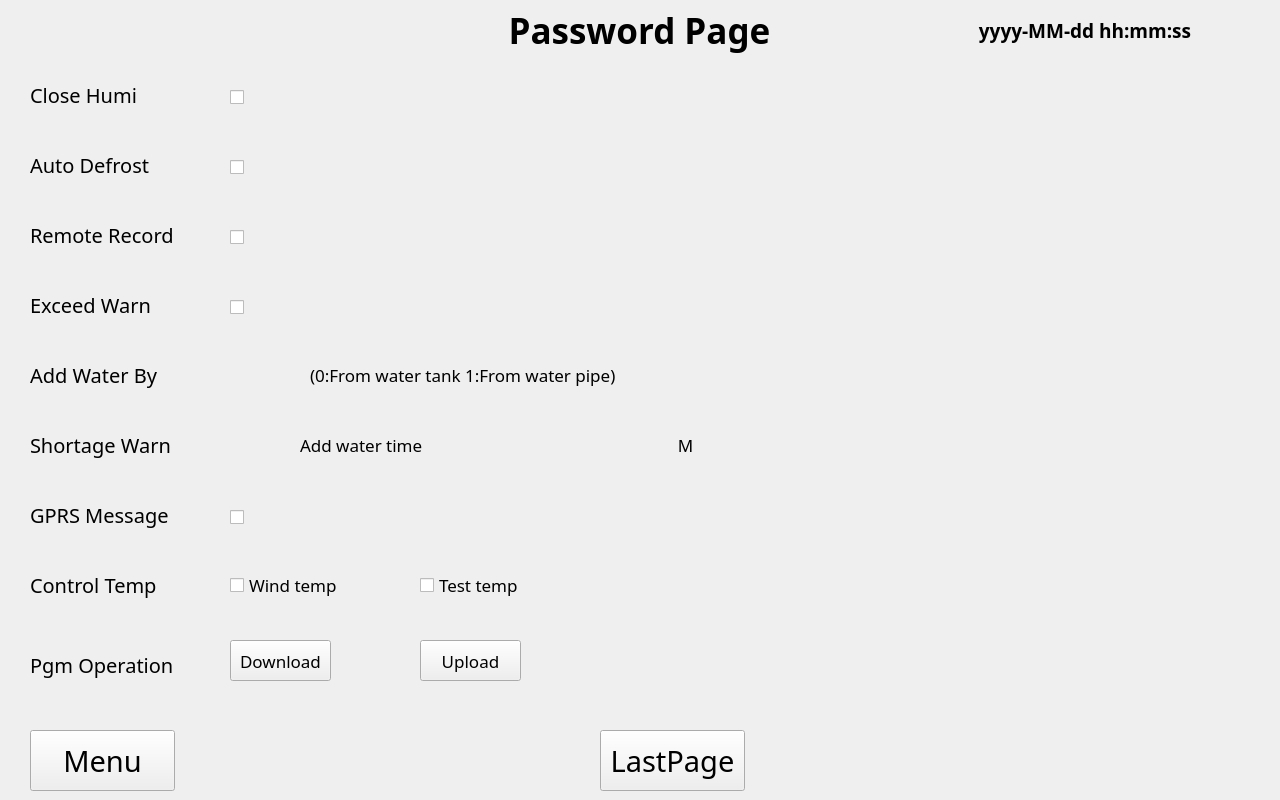
Above: userpasswordpage03.ui from qingdouke/TemakViews before the change. Below: the same form after it.
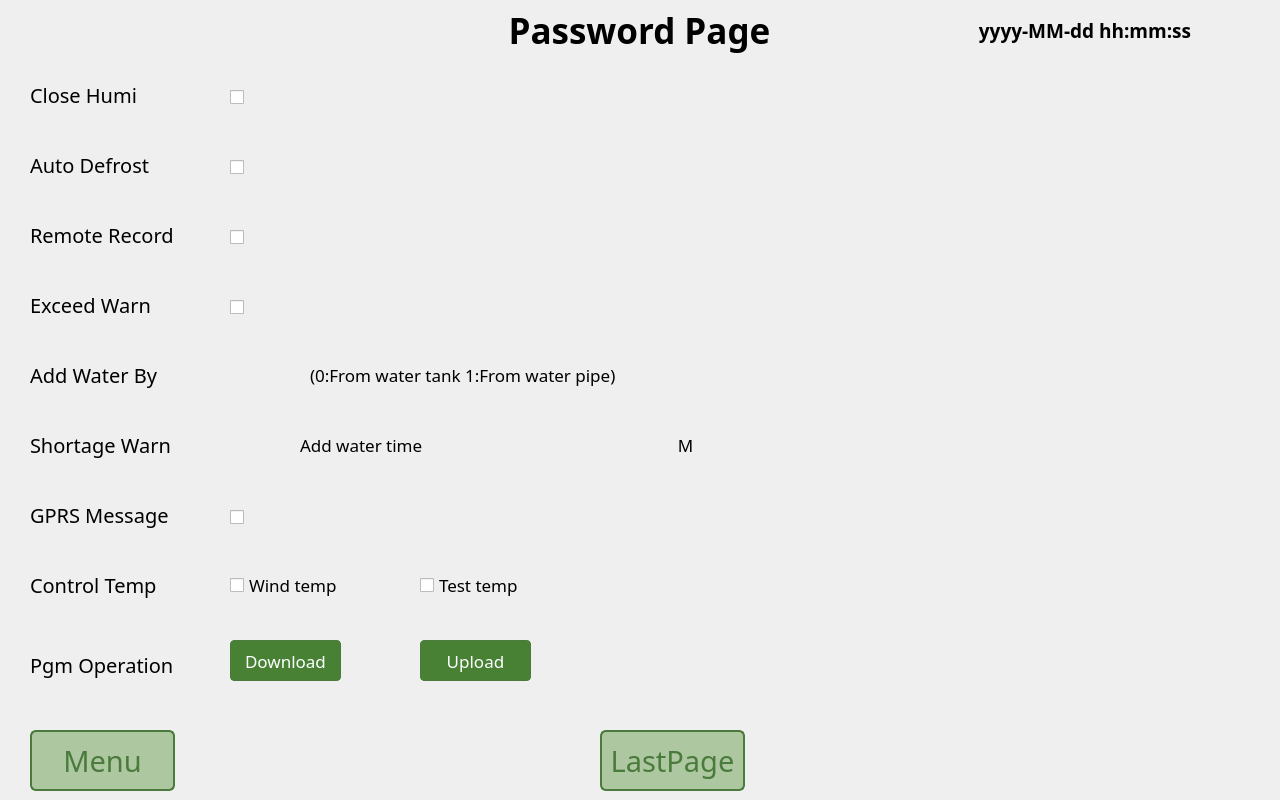
That is the form after the change.

What changed in the file:
```diff
--- a/userpasswordpage03.ui
+++ b/userpasswordpage03.ui
@@ -41,6 +41,26 @@
       <pointsize>22</pointsize>
      </font>
     </property>
+    <property name="styleSheet">
+     <string notr="true">QPushButton {
+    /* 正常状态 */
+	border:2px solid rgb(74,122,60);
+	background-color:rgb(173,199,160);
+	border-radius:6px;
+    color:rgb(74,122,60);
+}
+
+QPushButton:hover {
+    /* 鼠标停留状态 */
+    background-color: rgb(184, 192, 193);
+}
+
+QPushButton:pressed {
+    /* 鼠标按下状态 */
+
+    background-color: rgb(255,255,255);
+}</string>
+    </property>
     <property name="text">
      <string>Menu</string>
     </property>
@@ -72,6 +92,26 @@
       <pointsize>22</pointsize>
      </font>
     </property>
+    <property name="styleSheet">
+     <string notr="true">QPushButton {
+    /* 正常状态 */
+	border:2px solid rgb(74,122,60);
+	background-color:rgb(173,199,160);
+	border-radius:6px;
+    color:rgb(74,122,60);
+}
+
+QPushButton:hover {
+    /* 鼠标停留状态 */
+    background-color: rgb(184, 192, 193);
+}
+
+QPushButton:pressed {
+    /* 鼠标按下状态 */
+
+    background-color: rgb(255,255,255);
+}</string>
+    </property>
     <property name="text">
      <string>LastPage</string>
     </property>
@@ -723,7 +763,7 @@
       <rect>
        <x>230</x>
        <y>20</y>
-       <width>101</width>
+       <width>111</width>
        <height>41</height>
       </rect>
      </property>
@@ -732,6 +772,25 @@
        <pointsize>13</pointsize>
       </font>
      </property>
+     <property name="styleSheet">
+      <string notr="true">QPushButton {
+    /* 正常状态 */
+	border:1px solid rgb(74,122,60);
+	background-color:rgb(72, 129, 52);
+	border-radius:4px;
+    color:rgb(252,255,255);
+}
+
+QPushButton:hover {
+    /* 鼠标停留状态 */
+    background-color: rgb(184, 192, 193);
+}
+
+QPushButton:pressed {
+    /* 鼠标按下状态 */
+    background-color: rgb(255,255,255);
+}</string>
+     </property>
      <property name="text">
       <string>Download</string>
      </property>
@@ -741,7 +800,7 @@
       <rect>
        <x>420</x>
        <y>20</y>
-       <width>101</width>
+       <width>111</width>
        <height>41</height>
       </rect>
      </property>
@@ -750,6 +809,25 @@
        <pointsize>13</pointsize>
       </font>
      </property>
+     <property name="styleSheet">
+      <string notr="true">QPushButton {
+    /* 正常状态 */
+	border:1px solid rgb(74,122,60);
+	background-color:rgb(72, 129, 52);
+	border-radius:4px;
+    color:rgb(252,255,255);
+}
+
+QPushButton:hover {
+    /* 鼠标停留状态 */
+    background-color: rgb(184, 192, 193);
+}
+
+QPushButton:pressed {
+    /* 鼠标按下状态 */
+    background-color: rgb(255,255,255);
+}</string>
+     </property>
      <property name="text">
       <string>Upload</string>
      </property>
```
